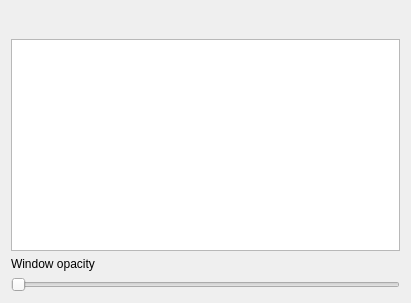
Qt form clipboard_manager.ui (Reyuu/clipboard-manager) before a commit.
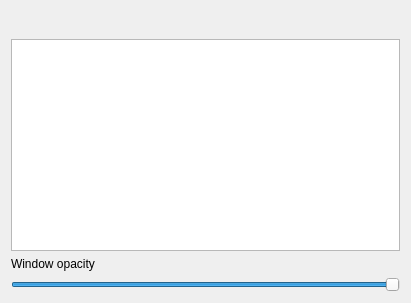
The same form after that commit. Icons and pictures are not drawn.

Commit message:
Added text commands and hiding text
- text commands (for now only hide and current_date)
- hiding the text (for example for passwords)

Diff of the .ui file:
```diff
--- a/clipboard_manager.ui
+++ b/clipboard_manager.ui
@@ -213,6 +213,15 @@
        </item>
        <item>
         <widget class="QSlider" name="window_opacity_slider">
+         <property name="minimum">
+          <number>10</number>
+         </property>
+         <property name="maximum">
+          <number>100</number>
+         </property>
+         <property name="value">
+          <number>100</number>
+         </property>
          <property name="orientation">
           <enum>Qt::Horizontal</enum>
          </property>
```
Left out of the diff: 43 changed lines with no effect on the pictures. The commit also changes 2 other files.
